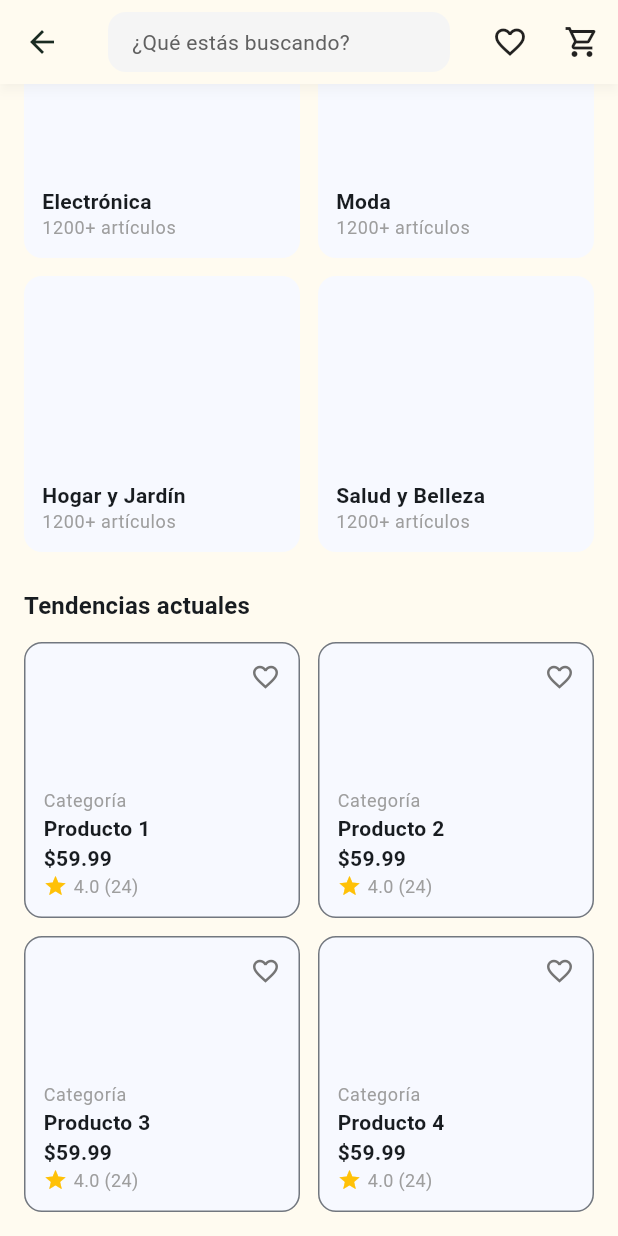
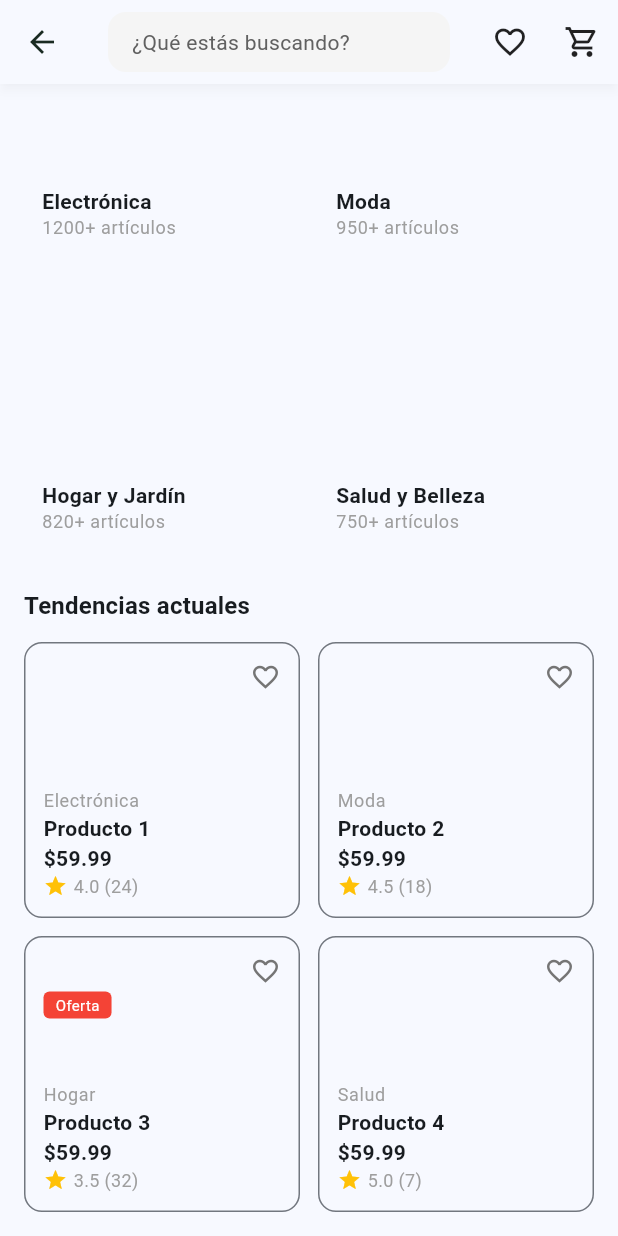
Before and after one commit to AntoSalazar/MarketTec, a Flutter app: the HomeContent screen opened directly, scrolled down 120 dp, on a phone screen of 412 x 824 dp. Run offline on Flutter 3.47's test engine with Material 3 defaults, Android fonts, the light colour scheme and no system bars; our stand-ins replace pin_code_fields.

Commit message:
modified some structures and some improvements to the cart and main page

```diff
--- a/lib/screens/cart/cart_screen.dart
+++ b/lib/screens/cart/cart_screen.dart
@@ -36,7 +36,20 @@ class CartScreen extends StatelessWidget {
           crossAxisAlignment: CrossAxisAlignment.start,
           children: [
             Expanded(
-              child: ListView.builder(
+              child: cartItems.isEmpty
+                  ? Center(
+                child: Column(
+                  mainAxisAlignment: MainAxisAlignment.center,
+                  children: [
+                    Icon(Icons.shopping_cart_outlined, size: 48, color: Colors.grey),
+                    const SizedBox(height: 16),
+                    Text('Tu carrito está vacío', style: theme.textTheme.titleMedium),
+                    const SizedBox(height: 8),
+                    Text('Agrega productos para comenzar a comprar', style: theme.textTheme.bodyMedium),
+                  ],
+                ),
+              )
+                  : ListView.builder(
                 itemCount: cartItems.length,
                 itemBuilder: (context, index) {
                   final item = cartItems[index];
--- a/lib/screens/home/home_content.dart
+++ b/lib/screens/home/home_content.dart
@@ -13,10 +13,52 @@ class HomeContent extends StatelessWidget {
     final isDark = theme.brightness == Brightness.dark;
     final textColor = theme.textTheme.bodyMedium?.color;
 
+    final List<Map<String, String>> categories = [
+      {'title': 'Electrónica', 'count': '1200+'},
+      {'title': 'Moda', 'count': '950+'},
+      {'title': 'Hogar y Jardín', 'count': '820+'},
+      {'title': 'Salud y Belleza', 'count': '750+'},
+    ];
+
+    final List<Map<String, dynamic>> products = [
+      {
+        'name': 'Producto 1',
+        'price': '\$59.99',
+        'discount': false,
+        'category': 'Electrónica',
+        'rating': 4.0,
+        'reviews': 24
+      },
+      {
+        'name': 'Producto 2',
+        'price': '\$59.99',
+        'discount': false,
+        'category': 'Moda',
+        'rating': 4.5,
+        'reviews': 18
+      },
+      {
+        'name': 'Producto 3',
+        'price': '\$59.99',
+        'discount': true,
+        'category': 'Hogar',
+        'rating': 3.5,
+        'reviews': 32
+      },
+      {
+        'name': 'Producto 4',
+        'price': '\$59.99',
+        'discount': false,
+        'category': 'Salud',
+        'rating': 5.0,
+        'reviews': 7
+      },
+    ];
+
     return Scaffold(
-      backgroundColor: isDark ? theme.scaffoldBackgroundColor : const Color(0xFFFFFBF0),
+      backgroundColor: isDark ? theme.scaffoldBackgroundColor : theme.colorScheme.background,
       appBar: AppBar(
-        backgroundColor: isDark ? theme.scaffoldBackgroundColor : const Color(0xFFFFFBF0),
+        backgroundColor: isDark ? theme.scaffoldBackgroundColor : theme.colorScheme.background,
         elevation: 2.5,
         shadowColor: Colors.black.withOpacity(0.15),
         surfaceTintColor: Colors.transparent,
@@ -79,12 +121,10 @@ class HomeContent extends StatelessWidget {
             crossAxisSpacing: 12,
             shrinkWrap: true,
             physics: const NeverScrollableScrollPhysics(),
-            children: const [
-              CategoryCard(title: 'Electrónica'),
-              CategoryCard(title: 'Moda'),
-              CategoryCard(title: 'Hogar y Jardín'),
-              CategoryCard(title: 'Salud y Belleza'),
-            ],
+            children: categories.map((category) => CategoryCard(
+              title: category['title']!,
+              articleCount: category['count']!,
+            )).toList(),
           ),
           const SizedBox(height: 24),
           Text(
@@ -98,12 +138,15 @@ class HomeContent extends StatelessWidget {
             crossAxisSpacing: 12,
             shrinkWrap: true,
             physics: const NeverScrollableScrollPhysics(),
-            children: [
-              ProductCard(name: 'Producto 1', price: '\$59.99'),
-              ProductCard(name: 'Producto 2', price: '\$59.99'),
-              ProductCard(name: 'Producto 3', price: '\$59.99', discount: true),
-              ProductCard(name: 'Producto 4', price: '\$59.99'),
-            ],
+            children: products.map((product) => ProductCard(
+              name: product['name'],
+              price: product['price'],
+              category: product['category'],
+              rating: product['rating'],
+              reviews: product['reviews'],
+              discount: product['discount'],
+              onFavoriteToggle: () {},
+            )).toList(),
           )
         ],
       ),
@@ -113,7 +156,8 @@ class HomeContent extends StatelessWidget {
 
 class CategoryCard extends StatelessWidget {
   final String title;
-  const CategoryCard({super.key, required this.title});
+  final String articleCount;
+  const CategoryCard({super.key, required this.title, required this.articleCount});
 
   @override
   Widget build(BuildContext context) {
@@ -130,7 +174,7 @@ class CategoryCard extends StatelessWidget {
         crossAxisAlignment: CrossAxisAlignment.start,
         children: [
           Text(title, style: theme.textTheme.bodyMedium?.copyWith(fontWeight: FontWeight.bold, color: textColor)),
-          Text("1200+ artículos", style: theme.textTheme.bodySmall?.copyWith(color: Colors.grey)),
+          Text("$articleCount artículos", style: theme.textTheme.bodySmall?.copyWith(color: Colors.grey)),
         ],
       ),
     );
@@ -141,7 +185,20 @@ class ProductCard extends StatelessWidget {
   final String name;
   final String price;
   final bool discount;
-  const ProductCard({super.key, required this.name, required this.price, this.discount = false});
+  final String category;
+  final double rating;
+  final int reviews;
+  final VoidCallback? onFavoriteToggle;
+  const ProductCard({
+    super.key,
+    required this.name,
+    required this.price,
+    this.discount = false,
+    this.category = 'Categoría',
+    this.rating = 4.0,
+    this.reviews = 24,
+    this.onFavoriteToggle,
+  });
 
   @override
   Widget build(BuildContext context) {
@@ -150,7 +207,10 @@ class ProductCard extends StatelessWidget {
 
     return GestureDetector(
       onTap: () {
-        Navigator.push(context, MaterialPageRoute(builder: (_) => const ProductPage()));
+        Navigator.push(
+          context,
+          MaterialPageRoute(builder: (_) => ProductPage(productName: name)),
+        );
       },
       child: Container(
         decoration: BoxDecoration(
@@ -164,17 +224,41 @@ class ProductCard extends StatelessWidget {
           children: [
             Align(
               alignment: Alignment.topRight,
-              child: Icon(Icons.favorite_border, size: 20, color: Colors.grey.shade600),
+              child: GestureDetector(
+                onTap: onFavoriteToggle,
+                child: Icon(
+                  Icons.favorite_border,
+                  size: 20,
+                  color: Colors.grey.shade600,
+                  semanticLabel: 'Toggle favorite',
+                ),
+              ),
             ),
+            if (discount)
+              Container(
+                margin: const EdgeInsets.only(top: 4),
+                padding: const EdgeInsets.symmetric(horizontal: 8, vertical: 2),
+                decoration: BoxDecoration(
+                  color: Colors.red,
+                  borderRadius: BorderRadius.circular(4),
+                ),
+                child: const Text(
+                  'Oferta',
+                  style: TextStyle(color: Colors.white, fontSize: 10),
+                ),
+              ),
             const Spacer(),
-            Text("Categoría", style: theme.textTheme.bodySmall?.copyWith(color: Colors.grey)),
+            Text(category, style: theme.textTheme.bodySmall?.copyWith(color: Colors.grey)),
             Text(name, style: theme.textTheme.bodyMedium?.copyWith(fontWeight: FontWeight.bold, color: textColor)),
             Text(price, style: theme.textTheme.bodyMedium?.copyWith(fontWeight: FontWeight.w600, color: textColor)),
             Row(
-              children: const [
-                Icon(Icons.star, color: Colors.amber, size: 16),
-                SizedBox(width: 4),
-                Text("4.0 (24)", style: TextStyle(fontSize: 12, color: Colors.grey))
+              children: [
+                const Icon(Icons.star, color: Colors.amber, size: 16),
+                const SizedBox(width: 4),
+                Text(
+                  "$rating ($reviews)",
+                  style: const TextStyle(fontSize: 12, color: Colors.grey),
+                ),
               ],
             )
           ],
--- a/lib/screens/product_screen/product_screen.dart
+++ b/lib/screens/product_screen/product_screen.dart
@@ -1,7 +1,9 @@
 import 'package:flutter/material.dart';
 
 class ProductPage extends StatefulWidget {
-  const ProductPage({super.key});
+  final String productName;
+
+  const ProductPage({super.key, required this.productName});
 
   @override
   State<ProductPage> createState() => _ProductPageState();
@@ -19,7 +21,7 @@ class _ProductPageState extends State<ProductPage> {
 
   void addToCart() {
     ScaffoldMessenger.of(context).showSnackBar(
-      const SnackBar(content: Text('Banderillas se agregó al carrito')),
+      SnackBar(content: Text('${widget.productName} se agregó al carrito')),
     );
   }
 
@@ -34,7 +36,7 @@ class _ProductPageState extends State<ProductPage> {
       backgroundColor: theme.scaffoldBackgroundColor,
       appBar: AppBar(
         backgroundColor: theme.appBarTheme.backgroundColor,
-        title: Text('Detalles del Producto', style: theme.appBarTheme.titleTextStyle),
+        title: Text(widget.productName, style: theme.appBarTheme.titleTextStyle),
         centerTitle: true,
         iconTheme: theme.appBarTheme.iconTheme,
         elevation: 1,
@@ -83,7 +85,7 @@ class _ProductPageState extends State<ProductPage> {
               }),
             ),
             const SizedBox(height: 16),
-            Text('Banderillas', style: theme.textTheme.headlineSmall?.copyWith(fontWeight: FontWeight.bold)),
+            Text(widget.productName, style: theme.textTheme.headlineSmall?.copyWith(fontWeight: FontWeight.bold)),
             const SizedBox(height: 8),
             Row(
               children: [
--- a/lib/screens/search/search_screen.dart
+++ b/lib/screens/search/search_screen.dart
@@ -1,4 +1,5 @@
 import 'package:flutter/material.dart';
+import 'package:tecmarketplace/screens/product_screen/product_screen.dart';
 
 class SearchScreen extends StatefulWidget {
   const SearchScreen({super.key});
@@ -88,7 +89,15 @@ class _SearchScreenState extends State<SearchScreen> {
           itemBuilder: (context, index) {
             return ListTile(
               title: Text(_filteredItems[index], style: theme.textTheme.bodyMedium),
-              onTap: () {},
+              onTap: () {
+                // Navigate to product details
+                Navigator.push(
+                  context,
+                  MaterialPageRoute(
+                    builder: (context) => ProductPage(productName: _filteredItems[index]),
+                  ),
+                );
+              },
             );
           },
         ),
```
